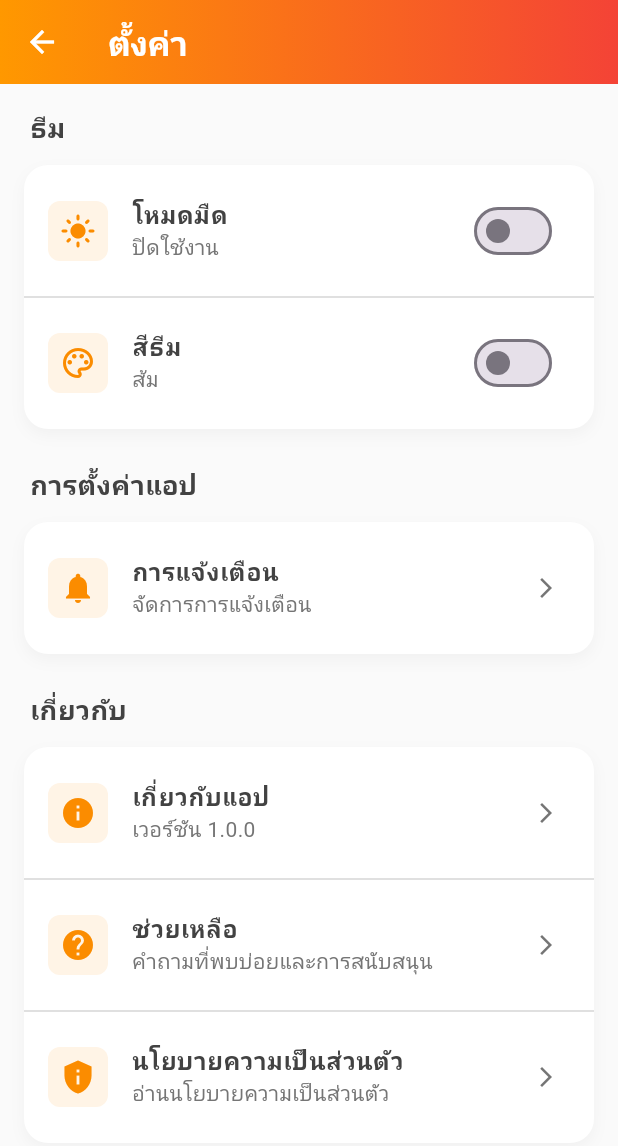
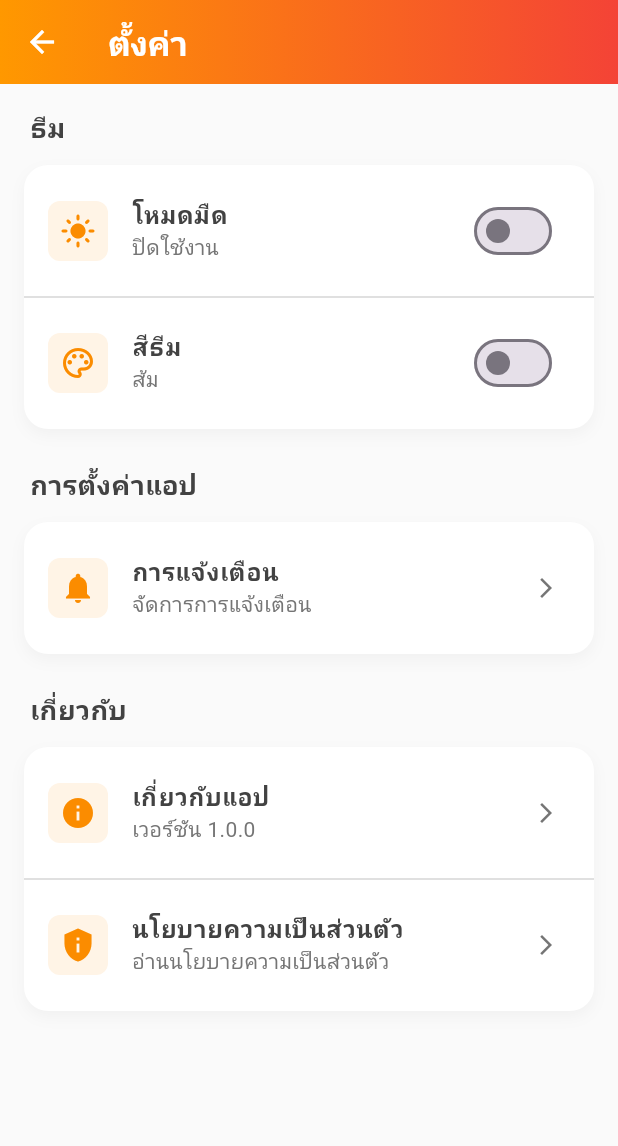
Before and after one commit to Non2412/Travel_On_Sesaket, a Flutter app: the screen it shows after launch, after a tap on the "menu" icon, after a tap on "ตั้งค่า", on a phone screen of 412 x 824 dp. Shown: the top 1146 px of the screen. Run offline on Flutter 3.47's test engine with Material 3 defaults, Android fonts, the phone set to English and light mode, and no system bars; our stand-ins replace shared_preferences; Roboto replaces fonts that are missing (Kanit).

Commit message:
Fixed some minor issues in the support section.

```diff
--- a/lib/screens/home_screen.dart
+++ b/lib/screens/home_screen.dart
@@ -2,9 +2,10 @@
 import 'package:flutter/material.dart';
 import 'points_screen.dart';
 import 'checkin_screen.dart';
-import 'settings_screen.dart'; // เพิ่มการ import
+import 'settings_screen.dart';
+import 'help_screen.dart'; // เพิ่มการ import HelpScreen
 import '../points_manager.dart';
-import '../theme_manager.dart'; // เพิ่มการ import
+import '../theme_manager.dart';
 import '../main.dart';
 
 class HomeScreen extends StatefulWidget {
@@ -18,17 +19,17 @@ class HomeScreen extends StatefulWidget {
 
 class _HomeScreenState extends State<HomeScreen> {
   late PointsManager _pointsManager;
-  late ThemeManager _themeManager; // เพิ่ม ThemeManager
+  late ThemeManager _themeManager;
   final TextEditingController _searchController = TextEditingController();
 
   @override
   void initState() {
     super.initState();
     _pointsManager = PointsManager();
-    _themeManager = ThemeManager(); // เริ่มต้น ThemeManager
+    _themeManager = ThemeManager();
 
     _pointsManager.addListener(_onPointsChanged);
-    _themeManager.addListener(_onThemeChanged); // เพิ่ม listener สำหรับ theme
+    _themeManager.addListener(_onThemeChanged);
     ActivityData.addListener(_refreshData);
   }
 
@@ -36,7 +37,7 @@ class _HomeScreenState extends State<HomeScreen> {
   void dispose() {
     _searchController.dispose();
     _pointsManager.removeListener(_onPointsChanged);
-    _themeManager.removeListener(_onThemeChanged); // ลบ listener
+    _themeManager.removeListener(_onThemeChanged);
     ActivityData.removeListener(_refreshData);
     super.dispose();
   }
@@ -47,7 +48,7 @@ class _HomeScreenState extends State<HomeScreen> {
     }
   }
 
-  void _onThemeChanged() { // เพิ่มฟังก์ชันสำหรับ theme change
+  void _onThemeChanged() {
     if (mounted) {
       setState(() {});
     }
@@ -85,20 +86,19 @@ class _HomeScreenState extends State<HomeScreen> {
 
   @override
   Widget build(BuildContext context) {
-    // ลบตัวแปร events ที่ไม่ได้ใช้
     final allActivities = ActivityData.getActivities();
 
     return Scaffold(
-      backgroundColor: _themeManager.backgroundColor, // ใช้สีจาก theme
+      backgroundColor: _themeManager.backgroundColor,
       drawer: _buildDrawer(),
       body: SafeArea(
         child: SingleChildScrollView(
           child: Column(
             children: [
-              // Header - ใช้ gradient จาก theme
+              // Header
               Container(
                 decoration: BoxDecoration(
-                  gradient: _themeManager.headerGradient, // ใช้ gradient จาก theme
+                  gradient: _themeManager.headerGradient,
                 ),
                 padding: EdgeInsets.all(24),
                 child: Column(
@@ -212,7 +212,7 @@ class _HomeScreenState extends State<HomeScreen> {
                           final cat = categories[index];
                           return Container(
                             decoration: BoxDecoration(
-                              color: _themeManager.cardColor, // ใช้สีจาก theme
+                              color: _themeManager.cardColor,
                               borderRadius: BorderRadius.circular(16),
                               boxShadow: [
                                 BoxShadow(
@@ -234,7 +234,7 @@ class _HomeScreenState extends State<HomeScreen> {
                                   style: TextStyle(
                                     fontSize: 12,
                                     fontWeight: FontWeight.w600,
-                                    color: _themeManager.textPrimaryColor, // ใช้สีจาก theme
+                                    color: _themeManager.textPrimaryColor,
                                   ),
                                   textAlign: TextAlign.center,
                                 ),
@@ -242,7 +242,7 @@ class _HomeScreenState extends State<HomeScreen> {
                                   '${cat['count']} แห่ง',
                                   style: TextStyle(
                                     fontSize: 10,
-                                    color: _themeManager.textSecondaryColor, // ใช้สีจาก theme
+                                    color: _themeManager.textSecondaryColor,
                                   ),
                                 ),
                               ],
@@ -279,7 +279,7 @@ class _HomeScreenState extends State<HomeScreen> {
                         children: places.map((place) => Container(
                           margin: EdgeInsets.only(bottom: 16),
                           decoration: BoxDecoration(
-                            color: _themeManager.cardColor, // ใช้สีจาก theme
+                            color: _themeManager.cardColor,
                             borderRadius: BorderRadius.circular(16),
                             boxShadow: [
                               BoxShadow(
@@ -343,7 +343,7 @@ class _HomeScreenState extends State<HomeScreen> {
                                             style: TextStyle(
                                               fontSize: 18,
                                               fontWeight: FontWeight.bold,
-                                              color: _themeManager.textPrimaryColor, // ใช้สีจาก theme
+                                              color: _themeManager.textPrimaryColor,
                                             ),
                                           ),
                                         ),
@@ -403,17 +403,16 @@ class _HomeScreenState extends State<HomeScreen> {
     );
   }
 
-  // Updated Drawer with theme integration
   Widget _buildDrawer() {
     return Drawer(
-      backgroundColor: _themeManager.cardColor, // ใช้สีจาก theme
+      backgroundColor: _themeManager.cardColor,
       child: Column(
         children: [
           // Header
           Container(
             width: double.infinity,
             decoration: BoxDecoration(
-              gradient: _themeManager.headerGradient, // ใช้ gradient จาก theme
+              gradient: _themeManager.headerGradient,
             ),
             padding: EdgeInsets.fromLTRB(20, 50, 20, 20),
             child: Column(
@@ -427,7 +426,7 @@ class _HomeScreenState extends State<HomeScreen> {
                       child: Icon(
                         Icons.person,
                         size: 35,
-                        color: _themeManager.primaryColor, // ใช้สีจาก theme
+                        color: _themeManager.primaryColor,
                       ),
                     ),
                     Spacer(),
@@ -559,13 +558,12 @@ class _HomeScreenState extends State<HomeScreen> {
                     Navigator.pop(context);
                   },
                 ),
-                Divider(color: _themeManager.textSecondaryColor.withValues(alpha: 0.3)), // แก้ไขเป็น withValues
+                Divider(color: _themeManager.textSecondaryColor.withValues(alpha: 0.3)),
                 _buildDrawerItem(
                   icon: Icons.settings,
                   title: 'ตั้งค่า',
                   onTap: () {
                     Navigator.pop(context);
-                    // Navigate to settings screen
                     Navigator.push(
                       context,
                       MaterialPageRoute(
@@ -579,6 +577,12 @@ class _HomeScreenState extends State<HomeScreen> {
                   title: 'ช่วยเหลือ',
                   onTap: () {
                     Navigator.pop(context);
+                    Navigator.push(
+                      context,
+                      MaterialPageRoute(
+                        builder: (context) => const HelpScreen(),
+                      ),
+                    );
                   },
                 ),
                 _buildDrawerItem(
@@ -605,14 +609,14 @@ class _HomeScreenState extends State<HomeScreen> {
     return ListTile(
       leading: Icon(
         icon,
-        color: _themeManager.textSecondaryColor, // ใช้สีจาก theme
+        color: _themeManager.textSecondaryColor,
         size: 24,
       ),
       title: Text(
         title,
         style: TextStyle(
           fontSize: 16,
-          color: _themeManager.textPrimaryColor, // ใช้สีจาก theme
+          color: _themeManager.textPrimaryColor,
         ),
       ),
       onTap: onTap,
@@ -644,7 +648,6 @@ class _HomeScreenState extends State<HomeScreen> {
             TextButton(
               onPressed: () {
                 Navigator.of(context).pop();
-                // ลบ print ออกเพื่อหลีกเลี่ยง avoid_print warning
               },
               child: Text(
                 'ออกจากระบบ',
@@ -693,7 +696,7 @@ class _HomeScreenState extends State<HomeScreen> {
     return Container(
       margin: EdgeInsets.only(bottom: 12),
       decoration: BoxDecoration(
-        color: _themeManager.cardColor, // ใช้สีจาก theme
+        color: _themeManager.cardColor,
         borderRadius: BorderRadius.circular(16),
         boxShadow: [
           BoxShadow(
@@ -712,7 +715,7 @@ class _HomeScreenState extends State<HomeScreen> {
             width: 48,
             height: 48,
             decoration: BoxDecoration(
-              color: _themeManager.primaryColor.withValues(alpha: 0.1), // แก้ไขเป็น withValues
+              color: _themeManager.primaryColor.withValues(alpha: 0.1),
               borderRadius: BorderRadius.circular(12),
             ),
             child: Icon(
@@ -730,13 +733,13 @@ class _HomeScreenState extends State<HomeScreen> {
                   style: TextStyle(
                     fontWeight: FontWeight.bold,
                     fontSize: 16,
-                    color: _themeManager.textPrimaryColor, // ใช้สีจาก theme
+                    color: _themeManager.textPrimaryColor,
                   ),
                 ),
                 Text(
                   event['location'] as String,
                   style: TextStyle(
-                    color: _themeManager.textSecondaryColor, // ใช้สีจาก theme
+                    color: _themeManager.textSecondaryColor,
                     fontSize: 14,
                   ),
                 ),
@@ -778,7 +781,7 @@ class _HomeScreenState extends State<HomeScreen> {
               style: TextStyle(
                 fontSize: 20,
                 fontWeight: FontWeight.bold,
-                color: _themeManager.textPrimaryColor, // ใช้สีจาก theme
+                color: _themeManager.textPrimaryColor,
               ),
             ),
             if (showSeeAll)
@@ -787,7 +790,7 @@ class _HomeScreenState extends State<HomeScreen> {
                 child: Text(
                   'ดูทั้งหมด',
                   style: TextStyle(
-                    color: _themeManager.primaryColor, // ใช้สีจาก theme
+                    color: _themeManager.primaryColor,
                     fontWeight: FontWeight.w500,
                   ),
                 ),
--- a/lib/screens/settings_screen.dart
+++ b/lib/screens/settings_screen.dart
@@ -1,6 +1,5 @@
 import 'package:flutter/material.dart';
 import '../theme_manager.dart';
-import 'help_screen.dart';
 import 'privacy_policy_screen.dart';
 import 'notification_settings_screen.dart';
 
@@ -105,18 +104,6 @@ class _SettingsScreenState extends State<SettingsScreen> {
               subtitle: 'เวอร์ชัน 1.0.0',
               onTap: () {
                 _showAboutDialog();
-              },
-            ),
-            Divider(color: _themeManager.textSecondaryColor.withValues(alpha: 0.3)),
-            _buildSettingsTile(
-              icon: Icons.help,
-              title: 'ช่วยเหลือ',
-              subtitle: 'คำถามที่พบบ่อยและการสนับสนุน',
-              onTap: () {
-                Navigator.push(
-                  context,
-                  MaterialPageRoute(builder: (context) => const HelpScreen()),
-                );
               },
             ),
             Divider(color: _themeManager.textSecondaryColor.withValues(alpha: 0.3)),
```
